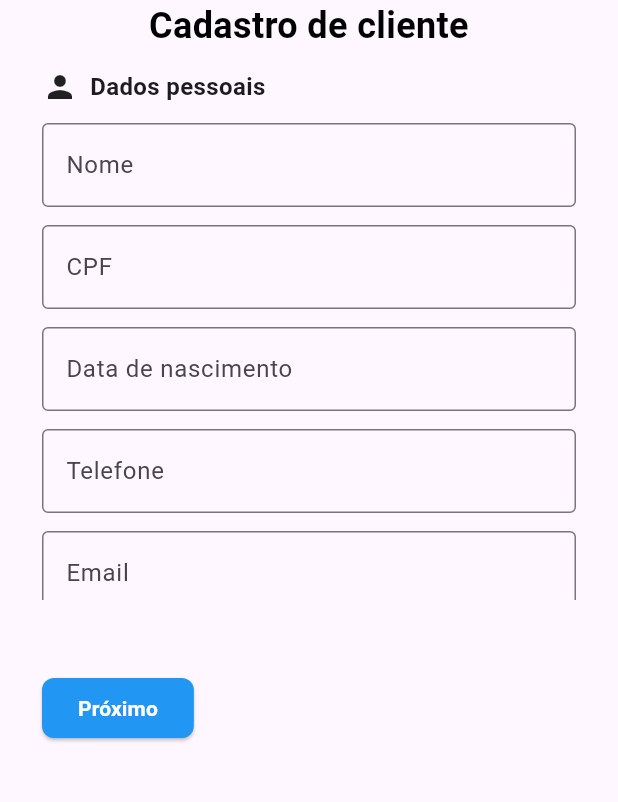
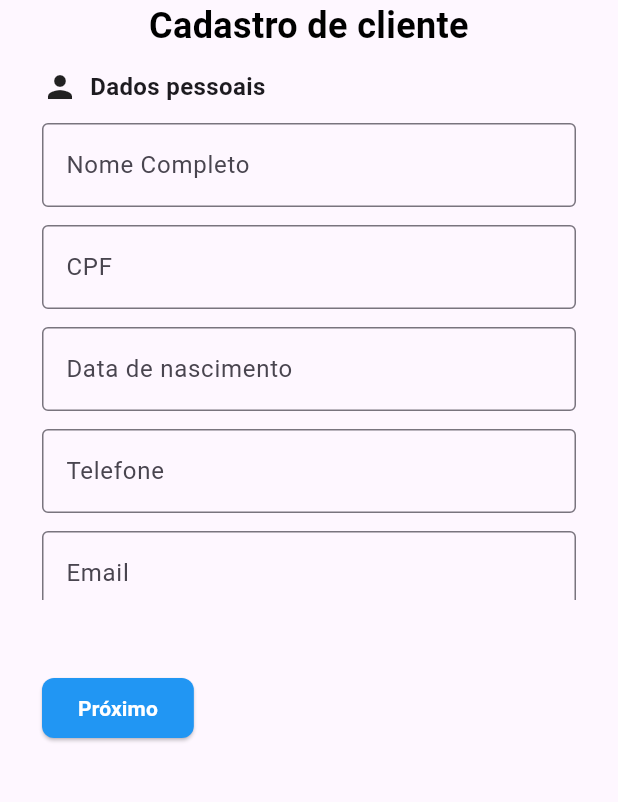
Before and after one commit to Arthutstuts96/Projeto-de-Sistemas-mobile, a Flutter app: the ChooseScreen screen opened directly, after a tap on "Cliente", on a phone screen of 412 x 824 dp, the part 420-1222 px from its top. Run offline on Flutter 3.47's test engine with Material 3 defaults, Android fonts, the phone set to English and light mode, and no system bars.

Commit message:
wip: funções de validação dos campos

```diff
--- a/lib/screens/choose_screen.dart
+++ b/lib/screens/choose_screen.dart
@@ -1,5 +1,5 @@
 import 'package:flutter/material.dart';
-import 'package:projeto_de_sistemas/screens/register_client.dart';
+import 'package:projeto_de_sistemas/screens/register_user.dart';
 import 'package:projeto_de_sistemas/utils/consts.dart';
 
 class ChooseScreen extends StatelessWidget {
@@ -18,7 +18,7 @@ class ChooseScreen extends StatelessWidget {
               onPressed: () {
                 Navigator.push(
                   context,
-                  MaterialPageRoute(builder: (context) => RegisterClient(userType: UserTypes.client,)),
+                  MaterialPageRoute(builder: (context) => RegisterUser(userType: UserTypes.client,)),
                 );
               },
               child: Text("Cliente"),
@@ -27,7 +27,7 @@ class ChooseScreen extends StatelessWidget {
               onPressed: () {
                 Navigator.push(
                   context,
-                  MaterialPageRoute(builder: (context) => RegisterClient(userType: UserTypes.worker,)),
+                  MaterialPageRoute(builder: (context) => RegisterUser(userType: UserTypes.worker,)),
                 );
               },
               child: Text("Entregador"),
--- a/lib/screens/components/register/form_input.dart
+++ b/lib/screens/components/register/form_input.dart
@@ -1,12 +1,24 @@
 import 'package:flutter/material.dart';
 
 class FormInput extends StatelessWidget {
-  const FormInput({super.key, required this.label, required this.placeholder, this.type = TextInputType.text, required this.controller, this.isPassword = false});
+  const FormInput({
+    super.key,
+    required this.label,
+    required this.placeholder,
+    this.type = TextInputType.text,
+    required this.controller,
+    this.isPassword = false,
+    this.errorMessage = "Por favor, preencha corretamente o campo",
+    this.validator,
+  });
+
   final String label;
   final String placeholder;
   final TextInputType type;
   final TextEditingController controller;
   final bool isPassword;
+  final String errorMessage;
+  final String? Function(String?)? validator; // Aqui mudamos para uma função
 
   @override
   Widget build(BuildContext context) {
@@ -14,10 +26,19 @@ class FormInput extends StatelessWidget {
       controller: controller,
       keyboardType: type,
       obscureText: isPassword,
+      validator: (value) {
+        if (validator != null) {
+          return validator!(value);
+        } else {
+          if (value == null || value.isEmpty) {
+            return errorMessage;
+          }
+          return null;
+        }
+      },
       decoration: InputDecoration(
         border: OutlineInputBorder(),
         label: Text(label),
-        // errorText: "Não pode ser null",
         hintText: placeholder,
       ),
     );
--- a/lib/screens/register_client.dart
+++ b/lib/screens/register_user.dart
@@ -6,16 +6,17 @@ import 'package:projeto_de_sistemas/screens/components/register/register_form.da
 import 'package:projeto_de_sistemas/screens/components/register/register_top_style.dart';
 import 'package:projeto_de_sistemas/screens/form_data_debug.dart';
 import 'package:projeto_de_sistemas/utils/consts.dart';
+import 'package:projeto_de_sistemas/utils/functions/validation_functions.dart';
 
-class RegisterClient extends StatefulWidget {
-  const RegisterClient({super.key, required this.userType});
+class RegisterUser extends StatefulWidget {
+  const RegisterUser({super.key, required this.userType});
   final UserTypes userType;
 
   @override
-  State<RegisterClient> createState() => _RegisterClientState();
+  State<RegisterUser> createState() => _RegisterUserState();
 }
 
-class _RegisterClientState extends State<RegisterClient>
+class _RegisterUserState extends State<RegisterUser>
     with SingleTickerProviderStateMixin {
   int index = 1;
   List<PlatformFile> files = [
@@ -52,6 +53,8 @@ class _RegisterClientState extends State<RegisterClient>
   late AnimationController _controller;
   late Animation<Offset> _offsetAnimation;
 
+  final _validationKey = GlobalKey<FormState>();
+
   @override
   void initState() {
     super.initState();
@@ -78,7 +81,9 @@ class _RegisterClientState extends State<RegisterClient>
   @override
   Widget build(BuildContext context) {
     return Scaffold(
-      body: Column(
+      body: Form(
+        key: _validationKey,
+        child: Column(
           children: <Widget>[
             RegisterTopStyle(
               text:
@@ -88,6 +93,7 @@ class _RegisterClientState extends State<RegisterClient>
             ),
             Expanded(child: getFormByIndex()),
           ],
+        ),
       ),
       bottomNavigationBar: Padding(
         padding: const EdgeInsets.symmetric(horizontal: 28, vertical: 48),
@@ -112,7 +118,20 @@ class _RegisterClientState extends State<RegisterClient>
               ),
             if (index <= 6)
               Button(
+                // onPressed: () {
+                //   setState(() {
+                //     if (widget.userType == UserTypes.client && index == 3) {
+                //       index = 7;
+                //     } else {
+                //       index++;
+                //     }
+                //     _controller.reset();
+                //     _controller.forward(); // Reinicia a animação
+                //   });
+                // },
+                /* Só avança se estiver validado */
                 onPressed: () {
+                  if (_validationKey.currentState!.validate()) {
                     setState(() {
                       if (widget.userType == UserTypes.client && index == 3) {
                         index = 7;
@@ -122,6 +141,13 @@ class _RegisterClientState extends State<RegisterClient>
                       _controller.reset();
                       _controller.forward(); // Reinicia a animação
                     });
+                  } else {
+                    ScaffoldMessenger.of(context).showSnackBar(
+                      const SnackBar(
+                        content: Text('Preencha todos os campos!'),
+                      ),
+                    );
+                  }
                 },
                 text: "Próximo",
               ),
@@ -149,9 +175,10 @@ class _RegisterClientState extends State<RegisterClient>
           title: "Dados pessoais",
           fields: [
             FormInput(
-              label: "Nome",
+              label: "Nome Completo",
               controller: controllers['nome']!,
               placeholder: "Seu nome",
+              validator: (value) => validateName(value),
             ),
             FormInput(
               label: "CPF",
@@ -432,15 +459,22 @@ class _RegisterClientState extends State<RegisterClient>
         crossAxisAlignment: CrossAxisAlignment.center,
         spacing: 36,
         children: [
-          Icon(Icons.verified_outlined, size: 150, color: Colors.green,),
+          Icon(Icons.verified_outlined, size: 150, color: Colors.green),
           Button(
             onPressed: () {
+              if (_validationKey.currentState!.validate() == false) {
+                ScaffoldMessenger.of(context).showSnackBar(
+                  const SnackBar(content: Text('Preencha todos os campos!')),
+                );
+              } else {
                 Navigator.push(
                   context,
                   MaterialPageRoute(
-                  builder: (context) => FormDataDebug(formData: mapFormData()),
+                    builder:
+                        (context) => FormDataDebug(formData: mapFormData()),
                   ),
                 );
+              }
             },
             text: "Cadastro concluído",
             color: Colors.green,
```
Also changed, not shown: lib/utils/functions/validation_functions.dart (added, +13 -0 lines). Lines whose indentation alone changed are shown as unchanged.
